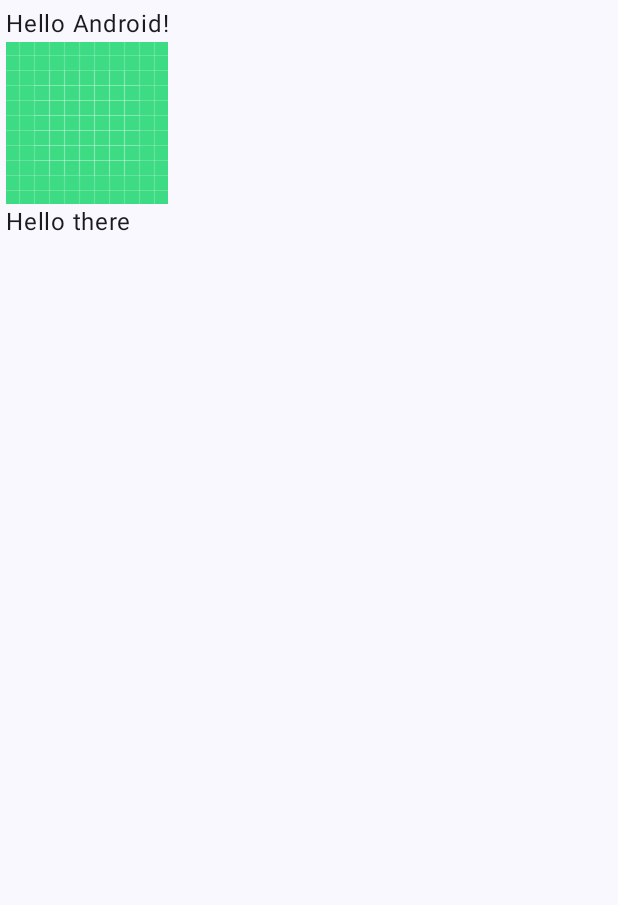
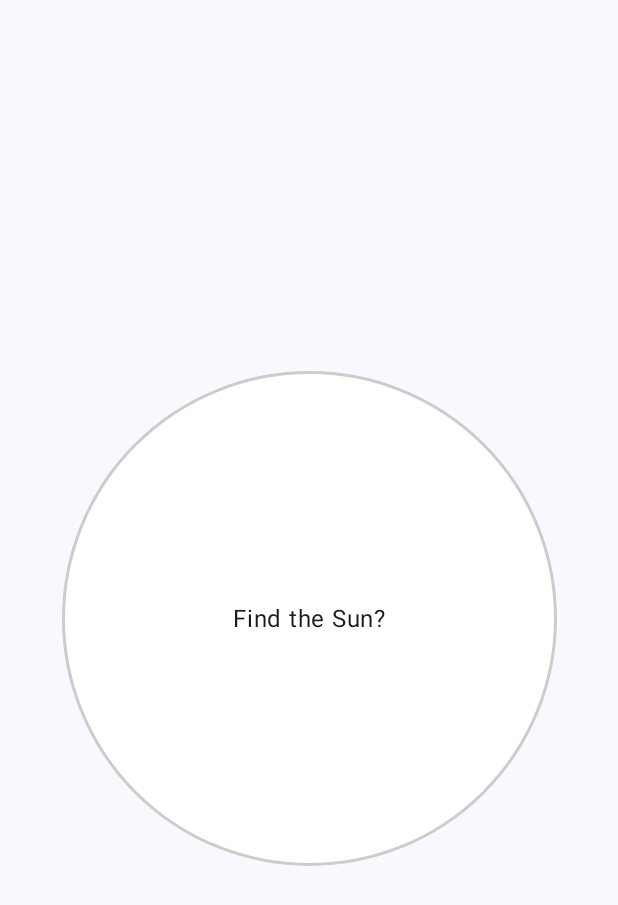
Before and after one commit to MohammedYusuf-123/MeteoFlow, an Android app built with Jetpack Compose: the screen it shows after launch (MainActivity), on a phone screen of 412 x 824 dp. Shown: the top 905 px of the screen. Run offline under Robolectric (Android 15) with nearby library versions, the phone set to English and light mode, and no system bars; our stand-ins replace Dagger/Hilt's generated code.

Commit message:
- Added navigation component in the app using navController. - Added images for the app.

```diff
--- a/app/src/main/AndroidManifest.xml
+++ b/app/src/main/AndroidManifest.xml
@@ -5,6 +5,7 @@
 
     <application
         android:allowBackup="true"
+        android:name=".WeatherApplication"
         android:dataExtractionRules="@xml/data_extraction_rules"
         android:fullBackupContent="@xml/backup_rules"
         android:icon="@drawable/meteoflow_play_store_icon"
--- a/app/src/main/java/com/devcosmosstudio/meteoflow/MainActivity.kt
+++ b/app/src/main/java/com/devcosmosstudio/meteoflow/MainActivity.kt
@@ -4,55 +4,52 @@ import android.os.Bundle
 import androidx.activity.ComponentActivity
 import androidx.activity.compose.setContent
 import androidx.activity.enableEdgeToEdge
-import androidx.compose.foundation.Image
+import androidx.compose.foundation.layout.Arrangement
 import androidx.compose.foundation.layout.Column
 import androidx.compose.foundation.layout.WindowInsets
-import androidx.compose.foundation.layout.displayCutoutPadding
 import androidx.compose.foundation.layout.fillMaxSize
 import androidx.compose.foundation.layout.padding
 import androidx.compose.foundation.layout.safeContent
 import androidx.compose.material3.Scaffold
 import androidx.compose.material3.Surface
-import androidx.compose.material3.Text
 import androidx.compose.runtime.Composable
+import androidx.compose.ui.Alignment
 import androidx.compose.ui.Modifier
-import androidx.compose.ui.res.painterResource
 import androidx.compose.ui.tooling.preview.Preview
-import androidx.compose.ui.unit.dp
+import com.devcosmosstudio.meteoflow.navigation.WeatherNavigation
 import com.devcosmosstudio.meteoflow.ui.theme.MeteoFlowTheme
+import dagger.hilt.android.AndroidEntryPoint
 
+@AndroidEntryPoint
 class MainActivity : ComponentActivity() {
     override fun onCreate(savedInstanceState: Bundle?) {
         super.onCreate(savedInstanceState)
         enableEdgeToEdge()
         setContent {
-            MeteoFlowTheme {
-                Scaffold(
-                    modifier = Modifier.fillMaxSize(),
-                    contentWindowInsets = WindowInsets.safeContent
-                ) { innerPadding ->
-                    Greeting(
-                        name = "Android",
-                        modifier = Modifier.padding(innerPadding)
-                    )
-                }
-            }
+            WeatherApp()
         }
     }
 }
 
 @Composable
-fun Greeting(name: String, modifier: Modifier = Modifier) {
-    Surface(modifier = modifier.padding(4.dp)) {
-        Column {
-            Text(
-                text = "Hello $name!",
-            )
-            Image(
-                painter = painterResource(R.drawable.ic_launcher_background),
-                contentDescription = null
-            )
-            Text(text = "Hello there")
+fun WeatherApp() {
+    MeteoFlowTheme {
+        Scaffold(
+            modifier = Modifier.fillMaxSize(),
+            contentWindowInsets = WindowInsets.safeContent
+        ) { innerPadding ->
+            Surface(
+                modifier = Modifier
+                    .padding(innerPadding)
+                    .fillMaxSize()
+            ) {
+                Column(
+                    verticalArrangement = Arrangement.Center,
+                    horizontalAlignment = Alignment.CenterHorizontally
+                ) {
+                    WeatherNavigation()
+                }
+            }
         }
     }
 }
@@ -61,8 +58,6 @@ fun Greeting(name: String, modifier: Modifier = Modifier) {
 @Composable
 fun GreetingPreview() {
     MeteoFlowTheme {
-        Greeting("Android", modifier = Modifier
-            .fillMaxSize()
-            .displayCutoutPadding())
+
     }
 }
--- /dev/null
+++ b/app/src/main/java/com/devcosmosstudio/meteoflow/WeatherApplication.kt
@@ -0,0 +1,8 @@
+package com.devcosmosstudio.meteoflow
+
+import android.app.Application
+import dagger.hilt.android.HiltAndroidApp
+
+@HiltAndroidApp
+class WeatherApplication: Application() {
+}
--- /dev/null
+++ b/app/src/main/java/com/devcosmosstudio/meteoflow/di/AppModule.kt
@@ -0,0 +1,4 @@
+package com.devcosmosstudio.meteoflow.di
+
+class AppModule {
+}
--- /dev/null
+++ b/app/src/main/java/com/devcosmosstudio/meteoflow/navigation/WeatherNavigation.kt
@@ -0,0 +1,18 @@
+package com.devcosmosstudio.meteoflow.navigation
+
+import androidx.compose.runtime.Composable
+import androidx.compose.ui.Modifier
+import androidx.navigation.compose.NavHost
+import androidx.navigation.compose.composable
+import androidx.navigation.compose.rememberNavController
+import com.devcosmosstudio.meteoflow.screens.WeatherSplashScreen
+
+@Composable
+fun WeatherNavigation() {
+    val navController = rememberNavController()
+    NavHost(navController = navController, startDestination = WeatherScreens.SplashScreen.name) {
+        composable(WeatherScreens.SplashScreen.name){
+            WeatherSplashScreen(navController = navController)
+        }
+    }
+}
--- /dev/null
+++ b/app/src/main/java/com/devcosmosstudio/meteoflow/navigation/WeatherScreens.kt
@@ -0,0 +1,9 @@
+package com.devcosmosstudio.meteoflow.navigation
+
+enum class WeatherScreens {
+    SplashScreen,
+    MainScreen,
+    AboutScreen,
+    FavoriteScreen,
+    SettingsScreen;
+}
--- /dev/null
+++ b/app/src/main/java/com/devcosmosstudio/meteoflow/screens/WeatherSplashScreen.kt
@@ -0,0 +1,42 @@
+package com.devcosmosstudio.meteoflow.screens
+
+import androidx.compose.foundation.BorderStroke
+import androidx.compose.foundation.Image
+import androidx.compose.foundation.layout.Arrangement
+import androidx.compose.foundation.layout.Column
+import androidx.compose.foundation.layout.padding
+import androidx.compose.foundation.layout.size
+import androidx.compose.foundation.shape.CircleShape
+import androidx.compose.material3.Surface
+import androidx.compose.material3.Text
+import androidx.compose.runtime.Composable
+import androidx.compose.ui.Alignment
+import androidx.compose.ui.Modifier
+import androidx.compose.ui.graphics.Color
+import androidx.compose.ui.res.painterResource
+import androidx.compose.ui.unit.dp
+import androidx.navigation.NavController
+
+@Composable
+fun WeatherSplashScreen(navController: NavController) {
+    Surface(
+        modifier = Modifier
+            .padding(15.dp)
+            .size(330.dp),
+        shape = CircleShape,
+        color = Color.White,
+        border = BorderStroke(
+            width = 2.dp,
+            color = Color.LightGray
+        )
+    ) {
+        Column(
+            modifier = Modifier.padding(1.dp),
+            horizontalAlignment = Alignment.CenterHorizontally,
+            verticalArrangement = Arrangement.Center
+        ) {
+            //Image(painter = painterResource(R.), contentDescription = null)
+            Text(text = "Find the Sun?")
+        }
+    }
+}
```
Also changed, not shown: app/src/main/res/drawable/humidity.png (added), app/src/main/res/drawable/pressure.png (added), app/src/main/res/drawable/rain.png (added), app/src/main/res/drawable/sun.png (added), app/src/main/res/drawable/sunrise.png (added), app/src/main/res/drawable/sunset.png (added), app/src/main/res/drawable/wind.png (added).
